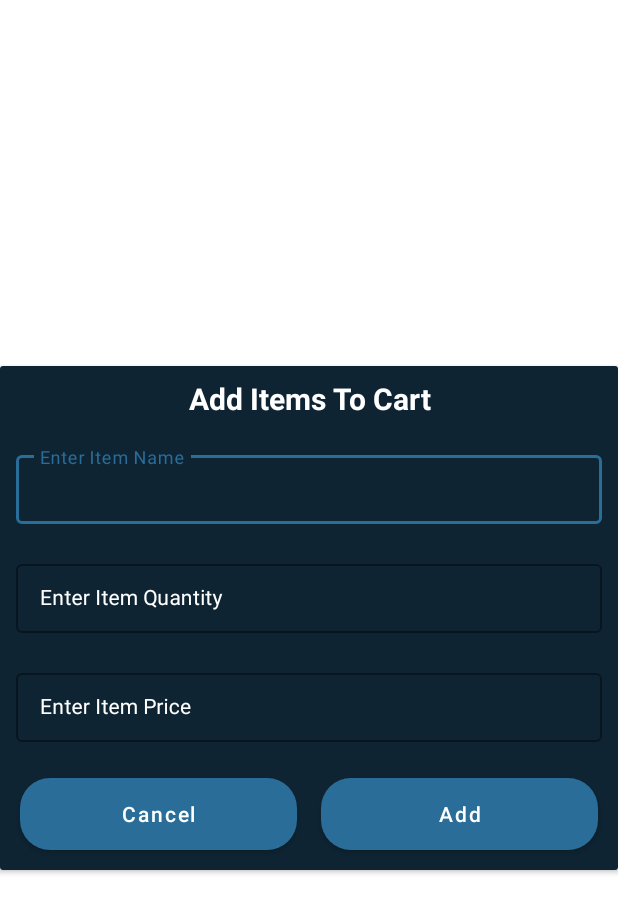
After one commit to NiteSick/GroceryApp, an Android app: the layout grocery_add_dialog.xml on its own in the app's theme, with its tools: preview values and no code run, on a phone screen of 412 x 824 dp. The commit adds this screen. Shown: the top 913 px of the screen. Run offline under Robolectric (Android 15) with nearby library versions, the phone set to English and light mode, and no system bars.

Commit message:
Second Commit

```diff
--- a/app/build.gradle
+++ b/app/build.gradle
@@ -23,6 +23,10 @@ android {
             proguardFiles getDefaultProguardFile('proguard-android-optimize.txt'), 'proguard-rules.pro'
         }
     }
+    buildFeatures {
+        viewBinding true
+    }
+
     compileOptions {
         sourceCompatibility JavaVersion.VERSION_1_8
         targetCompatibility JavaVersion.VERSION_1_8
--- /dev/null
+++ b/app/src/main/res/drawable/custom_button_back.xml
@@ -0,0 +1,10 @@
+<?xml version="1.0" encoding="utf-8"?>
+<shape xmlns:android="http://schemas.android.com/apk/res/android"
+    android:shape="rectangle">
+
+    <corners
+        android:radius="20dp"/>
+    <solid
+        android:color="@color/blue_shade_2"/>
+
+</shape>
--- /dev/null
+++ b/app/src/main/res/layout/grocery_add_dialog.xml
@@ -0,0 +1,129 @@
+<?xml version="1.0" encoding="utf-8"?>
+<androidx.cardview.widget.CardView xmlns:android="http://schemas.android.com/apk/res/android"
+    android:layout_width="match_parent"
+    android:layout_height="wrap_content"
+    android:layout_gravity="center">
+
+    <RelativeLayout
+        android:layout_width="match_parent"
+        android:layout_height="wrap_content"
+        android:background="@color/blue_shade_1">
+        <TextView
+            android:layout_width="match_parent"
+            android:layout_height="wrap_content"
+            android:text="Add Items To Cart"
+            android:textAllCaps="false"
+            android:gravity="center"
+            android:textColor="@color/white"
+            android:textStyle="bold"
+            android:textSize="20sp"
+            android:padding="4dp"
+            android:layout_margin="4dp"
+            android:id="@+id/_idTvHeading"/>
+
+        <LinearLayout
+            android:layout_width="match_parent"
+            android:layout_height="wrap_content"
+            android:orientation="vertical"
+            android:layout_below="@id/_idTvHeading">
+
+
+            <com.google.android.material.textfield.TextInputLayout
+                android:layout_width="match_parent"
+                android:layout_height="wrap_content"
+                style="@style/TextInputEditTextTheme"
+                android:layout_margin="5dp"
+                android:hint="Enter Item Name"
+                android:padding="5dp"
+                android:textColorHint="@color/white">
+
+
+                <com.google.android.material.textfield.TextInputEditText
+                    android:layout_width="match_parent"
+                    android:layout_height="wrap_content"
+                    android:id="@+id/_idEditItemName"
+                    android:textColorHint="@color/white"
+                   android:textSize="14sp"
+                    android:inputType="text"
+                    android:textColor="@color/white"/>
+            </com.google.android.material.textfield.TextInputLayout>
+
+
+
+
+            <com.google.android.material.textfield.TextInputLayout
+                android:layout_width="match_parent"
+                android:layout_height="wrap_content"
+                style="@style/TextInputEditTextTheme"
+                android:layout_margin="5dp"
+                android:hint="Enter Item Quantity"
+                android:padding="5dp"
+                android:textColorHint="@color/white">
+
+
+                <com.google.android.material.textfield.TextInputEditText
+                    android:layout_width="match_parent"
+                    android:layout_height="wrap_content"
+                    android:id="@+id/_idEditItemQuantity"
+                    android:textColorHint="@color/white"
+                    android:textSize="14sp"
+                    android:inputType="number"
+                    android:textColor="@color/white"/>
+            </com.google.android.material.textfield.TextInputLayout>
+
+
+            <com.google.android.material.textfield.TextInputLayout
+                android:layout_width="match_parent"
+                android:layout_height="wrap_content"
+                style="@style/TextInputEditTextTheme"
+                android:layout_margin="5dp"
+                android:hint="Enter Item Price"
+                android:padding="5dp"
+                android:textColorHint="@color/white">
+
+
+                <com.google.android.material.textfield.TextInputEditText
+                    android:layout_width="match_parent"
+                    android:layout_height="wrap_content"
+                    android:id="@+id/_idEditItemPrice"
+                    android:textColorHint="@color/white"
+                    android:textSize="14sp"
+                    android:inputType="number"
+                    android:textColor="@color/white"/>
+            </com.google.android.material.textfield.TextInputLayout>
+
+            <LinearLayout
+                android:layout_width="match_parent"
+                android:layout_height="wrap_content"
+                android:orientation="horizontal"
+                android:layout_margin="5dp"
+                android:weightSum="2">
+
+                <Button
+                    android:layout_width="0dp"
+                    android:layout_height="wrap_content"
+                    android:layout_weight="1"
+                    android:layout_margin="8dp"
+                    android:id="@+id/_idBtnCancel"
+                    android:textAllCaps="false"
+                    android:background="@drawable/custom_button_back"
+                    android:text="Cancel"/>
+
+                <Button
+                    android:layout_width="0dp"
+                    android:layout_height="wrap_content"
+                    android:layout_weight="1"
+                    android:layout_margin="8dp"
+                    android:id="@+id/_idBtnAdd"
+                    android:textAllCaps="false"
+                    android:background="@drawable/custom_button_back"
+                    android:text="Add"/>
+            </LinearLayout>
+
+
+        </LinearLayout>
+
+
+    </RelativeLayout>
+
+</androidx.cardview.widget.CardView>
```
Also changed, not shown: app/src/main/java/com/example/groceryapp/GroceryRvAdapter.kt (added, +43 -0 lines), app/src/main/java/com/example/groceryapp/GroceryViewModel.kt (+12 -0 lines), app/src/main/java/com/example/groceryapp/GroceryViewModelFactory.kt (added, +14 -0 lines), app/src/main/java/com/example/groceryapp/MainActivity.kt (+78 -2 lines), app/src/main/res/drawable/ic_add.xml (added, +10 -0 lines), app/src/main/res/drawable/ic_delete.xml (added, +10 -0 lines), app/src/main/res/layout/activity_main.xml (+17 -8 lines), app/src/main/res/layout/grocery_rv_item.xml (added, +91 -0 lines).
